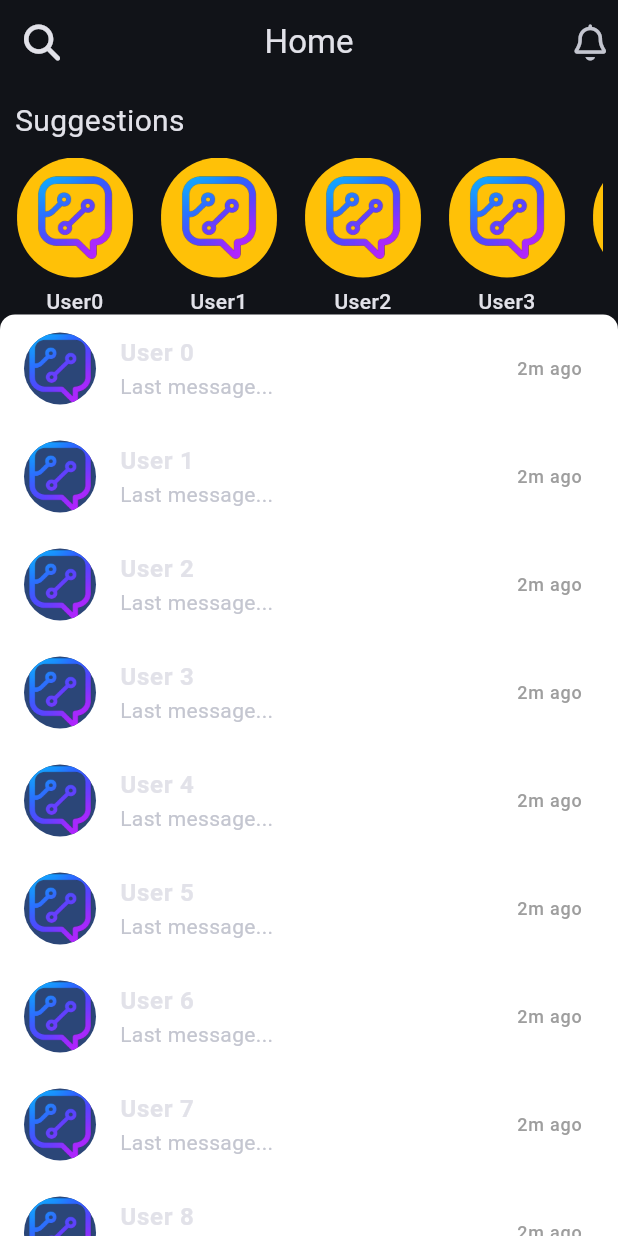
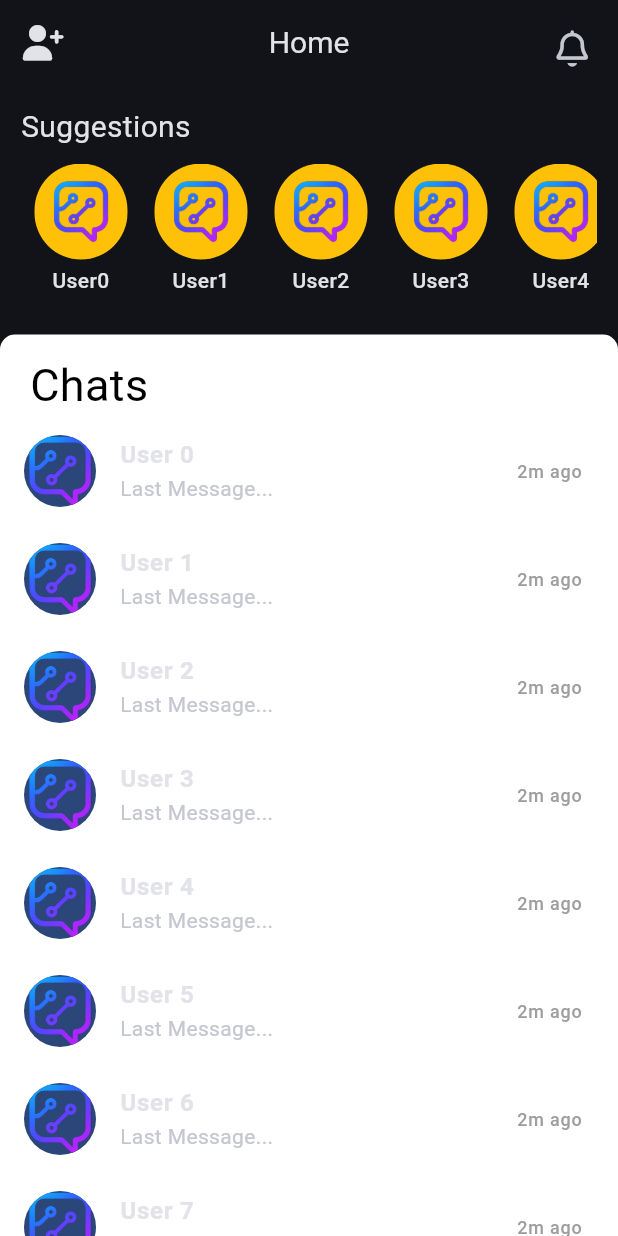
Before and after one commit to satyam044/Collabio-App, a Flutter app: the screen it shows after launch, after a tap on "Skip", on a phone screen of 412 x 824 dp. Run offline on Flutter 3.47's test engine with Material 3 defaults, Android fonts, the phone set to English and light mode, and no system bars; our stand-ins replace font_awesome_flutter.

Commit message:
Home UI changed

```diff
--- a/Collabio/lib/main.dart
+++ b/Collabio/lib/main.dart
@@ -21,7 +21,7 @@ class MyApp extends StatelessWidget {
     return MaterialApp(
       debugShowCheckedModeBanner: false,
       theme: Uihelper.theme(context),
-      home: AuthPage(),
+      home: SplashPage(),
     );
   }
 }
--- a/Collabio/lib/pages/auth.dart
+++ b/Collabio/lib/pages/auth.dart
@@ -32,12 +32,12 @@ class AuthPage extends StatelessWidget {
                 children: [
                   Uihelper.customTxt(
                     text: 'Skip',
-                    fontSize: 18,
+                    fontSize: 14,
                     fontWeight: FontWeight.w400,
                     color: Colors.grey,
                   ),
-                  SizedBox(width: 10),
-                  FaIcon(FontAwesomeIcons.arrowRight, color: Colors.grey),
+                  SizedBox(width: 8),
+                  FaIcon(FontAwesomeIcons.arrowRight, color: Colors.grey, size: 14,),
                 ],
               ),
             ),
@@ -45,7 +45,7 @@ class AuthPage extends StatelessWidget {
         ],
       ),
       body: Padding(
-        padding: const EdgeInsets.only(left: 14, right: 14, top: 10, bottom: 60),
+        padding: const EdgeInsets.only(left: 20, right: 20, top: 10, bottom: 60),
         child: Column(
           mainAxisAlignment: MainAxisAlignment.spaceBetween,
           children: [
@@ -103,7 +103,7 @@ class AuthPage extends StatelessWidget {
                   SizedBox(width: 10),
                   Uihelper.customTxt(
                     text: 'Sign Up with Phone',
-                    fontSize: 18,
+                    fontSize: 14,
                     fontWeight: FontWeight.w400,
                     color: Colors.white,
                   ),
--- a/Collabio/lib/pages/home.dart
+++ b/Collabio/lib/pages/home.dart
@@ -2,118 +2,39 @@ import 'package:flutter/material.dart';
 import 'package:font_awesome_flutter/font_awesome_flutter.dart';
 import 'package:frontend/widgets/Uihelper.dart';
 
-class HomePage extends StatefulWidget {
-  HomePage({super.key});
-
-  @override
-  State<HomePage> createState() => _HomePageState();
-}
-
-class _HomePageState extends State<HomePage> {
-  double sheetPosition = 0.8;
+class HomePage extends StatelessWidget {
+  const HomePage({super.key});
 
   @override
   Widget build(BuildContext context) {
-    return SafeArea(
-      child: Scaffold(
+    return Scaffold(
       appBar: AppBar(
         centerTitle: true,
-          leading: Center(child: FaIcon(FontAwesomeIcons.search)),
-          title: Uihelper.customTxt(text: 'Home'),
+        leading: Center(child: FaIcon(FontAwesomeIcons.userPlus, size: 24,)),
+        title: Uihelper.customTxt(text: 'Home', fontSize: 20),
         actions: [
           Padding(
-              padding: EdgeInsets.all(8.0),
+            padding: const EdgeInsets.all(20.0),
             child: FaIcon(FontAwesomeIcons.bell, size: 24),
           ),
         ],
       ),
-        body: Stack(
+      body: Column(
         children: [
-            AnimatedSwitcher(
-              duration: Duration(milliseconds: 300),
-              child: sheetPosition <= 0.3
-                  ? _suggestionsFullView()
-                  : _suggestionsRow(),
-            ),
-
-            // Chats Drawer
-            NotificationListener<DraggableScrollableNotification>(
-              onNotification: (notification) {
-                setState(() {
-                  sheetPosition = notification.extent;
-                });
-                return true;
-              },
-              child: DraggableScrollableSheet(
-                initialChildSize: 0.8,
-                minChildSize: 0.1,
-                maxChildSize: 1.0,
-                builder: (context, scrollController) {
-                  return Container(
-                    decoration: BoxDecoration(
-                      color: Colors.white,
-                      borderRadius: BorderRadius.vertical(
-                        top: Radius.circular(10),
-                      ),
-                    ),
-                    child: ListView.builder(
-                      controller: scrollController,
-                      itemCount: 20,
-                      itemBuilder: (context, index) {
-                        return ListTile(
-                          leading: CircleAvatar(
-                            radius: 24,
-                            backgroundImage: AssetImage(
-                              'assets/images/logo.png',
-                            ),
-                          ),
-                          title: Text(
-                            "User $index",
-                            style: TextStyle(
-                              fontSize: 16,
-                              fontWeight: FontWeight.w600,
-                            ),
-                          ),
-                          subtitle: Text("Last message..."),
-                          trailing: Text(
-                            "2m ago",
-                            style: TextStyle(
-                              color: Colors.grey,
-                              fontSize: 12,
-                            ),
-                          ),
-                        );
-                      },
-                    ),
-                  );
-                },
-              ),
-            ),
-          ],
-        ),
-      ),
-    );
-  }
-
-  // Suggestions in a horizontal row
-  Widget _suggestionsRow() {
-    return Padding(
-      padding: EdgeInsets.all(10.0),
+          Padding(
+            padding: const EdgeInsets.all(14.0),
             child: Column(
               crossAxisAlignment: CrossAxisAlignment.start,
-        mainAxisSize: MainAxisSize.min,
               children: [
                 Uihelper.customTxt(text: 'Suggestions', fontSize: 20),
                 SizedBox(height: 10),
                 SizedBox(
-            height: 110,
+                  height: 100,
                   child: ListView.builder(
                     scrollDirection: Axis.horizontal,
                     itemCount: 10,
                     itemBuilder: (context, index) {
-                return Padding(
-                  padding: EdgeInsets.only(right: 16),
-                  child: SizedBox(
+                      return SizedBox(
                         width: 80,
                         child: Column(
                           children: [
@@ -123,14 +44,14 @@ class _HomePageState extends State<HomePage> {
                                 color: Colors.amber,
                               ),
                               child: Padding(
-                            padding: EdgeInsets.all(10),
+                                padding: const EdgeInsets.all(10),
                                 child: Uihelper.customImg(
                                   img: 'logo.png',
-                              height: 60,
+                                  height: 44,
                                 ),
                               ),
                             ),
-                        SizedBox(height: 6),
+                            SizedBox(height: 4),
                             Text(
                               'User$index',
                               maxLines: 1,
@@ -143,6 +64,49 @@ class _HomePageState extends State<HomePage> {
                             ),
                           ],
                         ),
+                      );
+                    },
+                  ),
+                ),
+              ],
+            ),
+          ),
+          Expanded(
+            child: Container(
+              decoration: BoxDecoration(
+                color: Colors.white,
+                borderRadius: BorderRadius.vertical(top: Radius.circular(10)),
+              ),
+              child: Column(
+                crossAxisAlignment: CrossAxisAlignment.start,
+                children: [
+                  Padding(
+                    padding: EdgeInsets.only(left: 20, top: 12),
+                    child: Uihelper.customTxt(
+                      text: 'Chats',
+                      fontSize: 30,
+                      color: Colors.black,
+                    ),
+                  ),
+                  Expanded(
+                    child: ListView.builder(
+                      itemCount: 20,
+                      itemBuilder: (context, index) {
+                        return ListTile(
+                          leading: CircleAvatar(
+                            radius: 24,
+                            backgroundImage: AssetImage('assets/images/logo.png')
+                          ),
+                          title: Uihelper.customTxt(
+                            text: "User $index",
+                            fontSize: 16,
+                            fontWeight: FontWeight.w600,
+                          ),
+                          subtitle: Uihelper.customTxt(text: "Last Message..."),
+                          trailing: Uihelper.customTxt(
+                            text: "2m ago",
+                            color: Colors.grey,
+                            fontSize: 12,
                           ),
                         );
                       },
@@ -150,39 +114,10 @@ class _HomePageState extends State<HomePage> {
                   ),
                 ],
               ),
-    );
-  }
-
-  // Suggestions take full screen (vertical scroll)
-  Widget _suggestionsFullView() {
-    return ListView.builder(
-      padding: EdgeInsets.all(16),
-      itemCount: 20,
-      itemBuilder: (context, index) {
-        return Padding(
-          padding: EdgeInsets.symmetric(vertical: 10),
-          child: Row(
-            children: [
-              Container(
-                decoration: BoxDecoration(
-                  borderRadius: BorderRadius.circular(50),
-                  color: Colors.amber,
             ),
-                child: Padding(
-                  padding: EdgeInsets.all(10),
-                  child: Uihelper.customImg(img: 'logo.png', height: 60),
-                ),
-              ),
-              SizedBox(width: 16),
-              Uihelper.customTxt(
-                text: 'User $index',
-                fontSize: 18,
-                fontWeight: FontWeight.w500,
           ),
         ],
       ),
     );
-      },
-    );
   }
 }
--- a/Collabio/lib/pages/splash.dart
+++ b/Collabio/lib/pages/splash.dart
@@ -1,4 +1,5 @@
 import 'package:flutter/material.dart';
+import 'package:frontend/pages/auth.dart';
 import 'package:frontend/pages/home.dart';
 import 'package:frontend/widgets/Uihelper.dart';
 
@@ -16,7 +17,7 @@ class _SplashPageState extends State<SplashPage> {
     Future.delayed(Duration(seconds: 3), () {
       Navigator.pushReplacement(
         (context),
-        MaterialPageRoute(builder: (context) => HomePage()),
+        MaterialPageRoute(builder: (context) => AuthPage()),
       );
     });
   }
```
Lines whose indentation alone changed are shown as unchanged.
